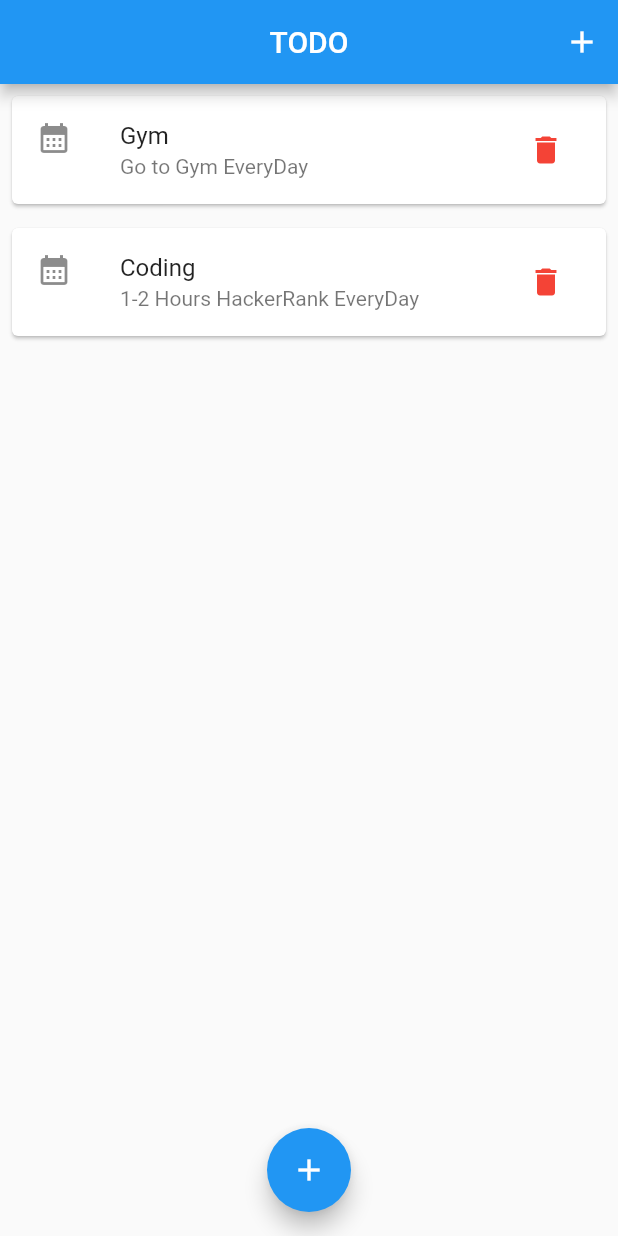
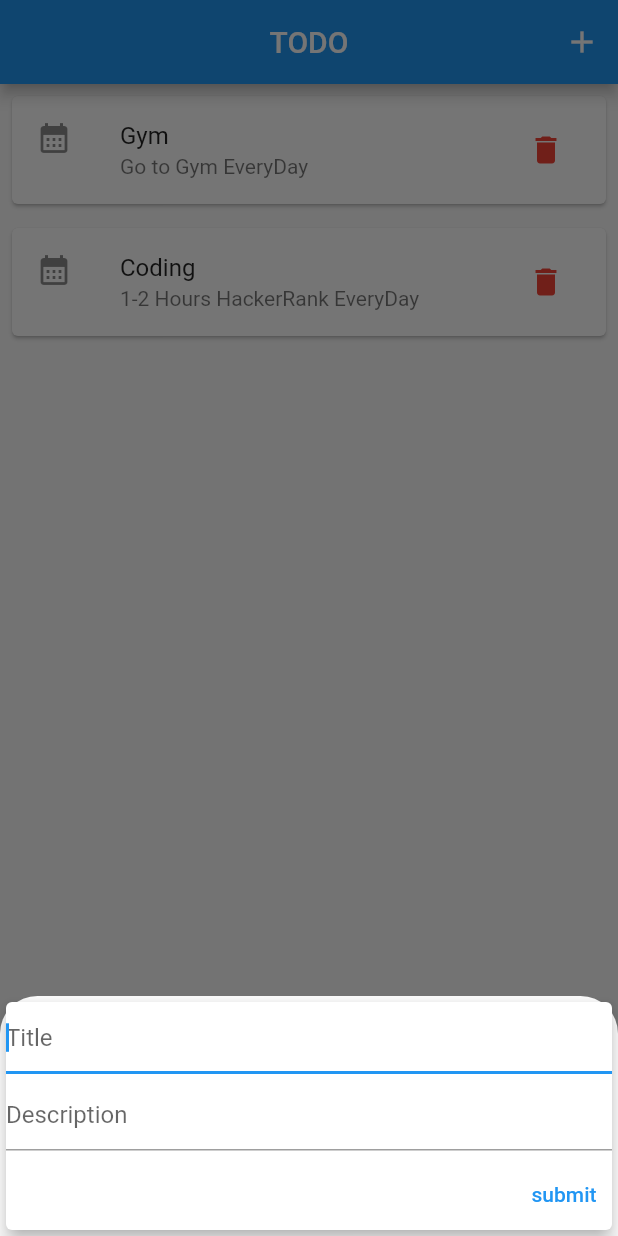
Before and after one commit to aayussraut/TODO-app, a Flutter app: the screen it shows after launch, after a tap on the "add" icon, on a phone screen of 412 x 824 dp. Run offline on Flutter 3.47's test engine with Material 2 defaults, Android fonts, the phone set to English and light mode, and no system bars.

Commit message:
Todo App

```diff
--- a/lib/main.dart
+++ b/lib/main.dart
@@ -1,6 +1,7 @@
 import 'package:flutter/material.dart';
-import 'todo.dart';
-import 'displaying_todo.dart';
+import 'models/todo.dart';
+import 'widgets/displaying_todo.dart';
+import "widgets/new_todo.dart";
 
 void main() {
   runApp(const MyApp());
@@ -30,27 +31,44 @@ class _MyHomePageState extends State<MyHomePage> {
         id: "2", title: "Coding", description: "1-2 Hours HackerRank EveryDay"),
   ];
 
-  // void addTodo(String id, String title, String description) {
-  //   final newTodo = Todo(id: id, title: title, description: description);
+  void addTodo(String id, String title, String description) {
+    final newTodo = Todo(id: id, title: title, description: description);
 
-  //   setState(() {
-  //     todo_list.add(newTodo);
-  //   });
-  // }
+    setState(
+      () {
+        todoList.add(newTodo);
+      },
+    );
+  }
+
+  void _startAddTodo(BuildContext context) {
+    showModalBottomSheet(
+      shape: const RoundedRectangleBorder(
+        borderRadius: BorderRadius.vertical(
+          top: Radius.circular(25.0),
+        ),
+      ),
+      isScrollControlled: true,
+      context: context,
+      builder: (context) {
+        return NewTodo(addTodo);
+      },
+    );
+  }
 
   @override
   Widget build(BuildContext context) {
     return Scaffold(
       appBar: AppBar(centerTitle: true, title: const Text("TODO"), actions: [
         IconButton(
-          onPressed: () {},
+          onPressed: () => _startAddTodo(context),
           icon: const Icon(Icons.add),
         )
       ]),
       body: TodoList(todoList),
       floatingActionButtonLocation: FloatingActionButtonLocation.centerFloat,
       floatingActionButton: FloatingActionButton(
-        onPressed: () {},
+        onPressed: () => _startAddTodo(context),
         child: const Icon(Icons.add),
       ),
     );
--- a/lib/displaying_todo.dart
+++ b/lib/widgets/displaying_todo.dart
@@ -1,5 +1,5 @@
 import 'package:flutter/material.dart';
-import 'package:todo/todo.dart';
+import 'package:todo/models/todo.dart';
 
 class TodoList extends StatelessWidget {
   final List<Todo> _todoList;
--- /dev/null
+++ b/lib/widgets/new_todo.dart
@@ -0,0 +1,70 @@
+import 'package:flutter/material.dart';
+
+class NewTodo extends StatefulWidget {
+  final Function addTodo;
+
+  NewTodo(this.addTodo);
+
+  @override
+  State<NewTodo> createState() => _NewTodoState();
+}
+
+class _NewTodoState extends State<NewTodo> {
+  final _titleController = TextEditingController();
+  final _descriptionController = TextEditingController();
+
+  void submitData() {
+    String title = _titleController.text;
+    String description = _descriptionController.text;
+    String id = DateTime.now().toString();
+
+    widget.addTodo(id, title, description);
+    Navigator.of(context).pop();
+  }
+
+  @override
+  Widget build(BuildContext context) {
+    return SingleChildScrollView(
+      child: Card(
+        elevation: 5,
+        child: Container(
+          padding: MediaQuery.of(context).viewInsets,
+          // padding: const EdgeInsets.only(
+          //   top: 10,
+          //   right: 10,
+          //   left: 10,
+          //   bottom:
+          // ),
+          child: Column(
+            crossAxisAlignment: CrossAxisAlignment.end,
+            children: [
+              TextField(
+                controller: _titleController,
+                autofocus: true,
+                decoration: const InputDecoration(
+                  hintText: "Title",
+                ),
+                onSubmitted: (_) => submitData(),
+              ),
+              const SizedBox(
+                height: 3,
+              ),
+              TextField(
+                controller: _descriptionController,
+                decoration: const InputDecoration(hintText: "Description"),
+                onSubmitted: (_) => submitData(),
+              ),
+              const SizedBox(
+                height: 5,
+              ),
+              TextButton(
+                onPressed: submitData,
+                child: const Text("submit"),
+              ),
+            ],
+          ),
+        ),
+      ),
+    );
+  }
+}
```
Also changed, not shown: lib/models/todo.dart (renamed from lib/todo.dart).
